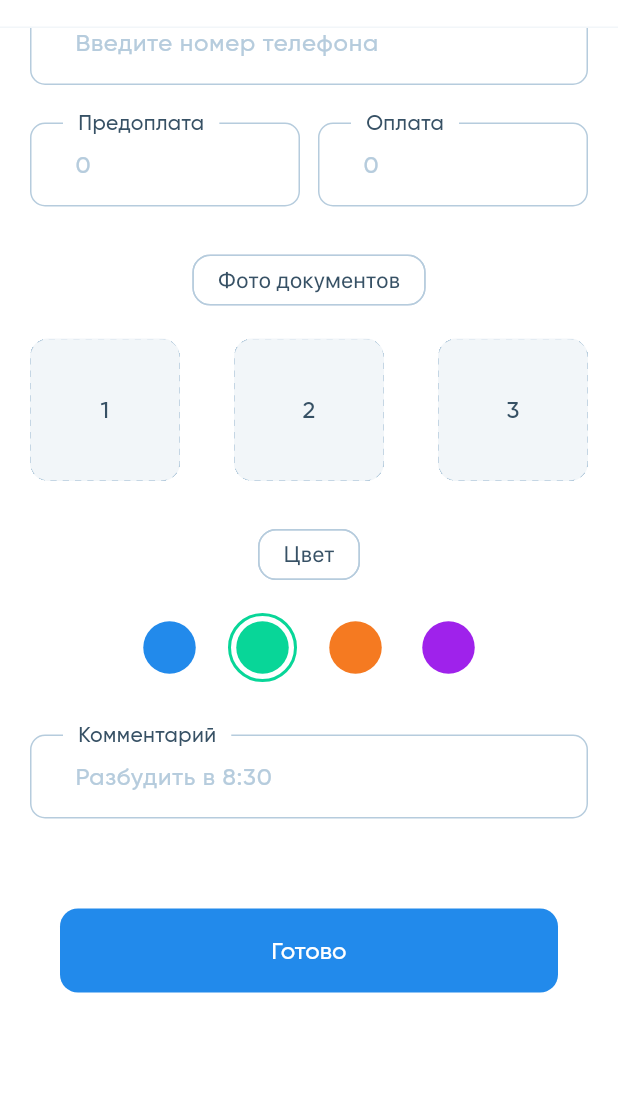
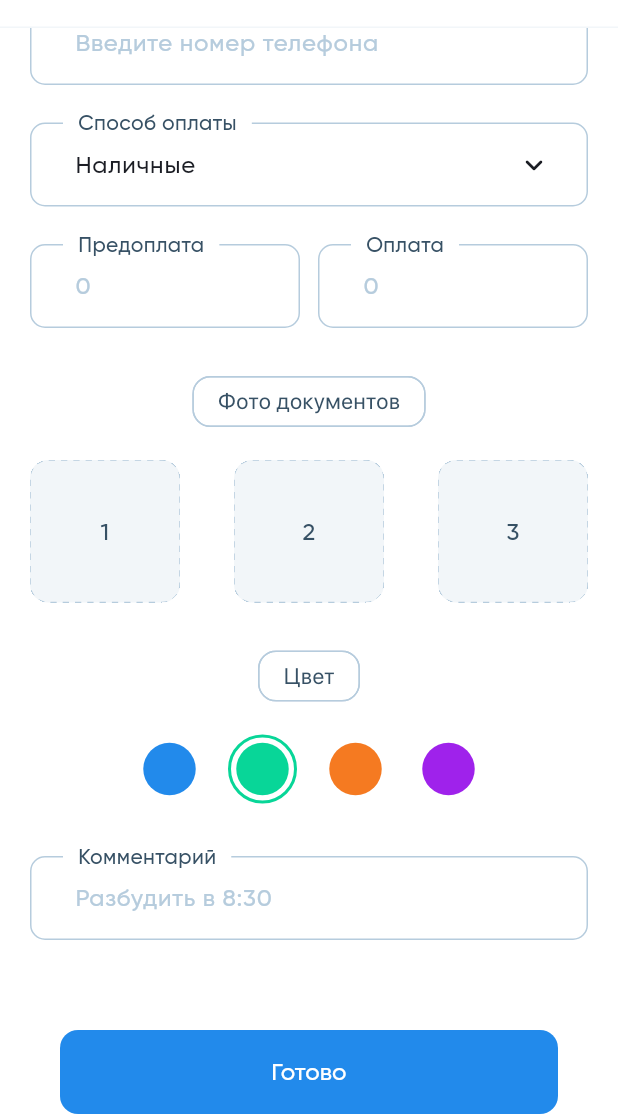
Before and after one commit to x4dead/qaz-booking-ui, a Flutter app: the GuestInfoPage screen opened directly, scrolled down 696 dp, on a phone screen of 412 x 824 dp, the part 122-1236 px from its top. Run offline on Flutter 3.47's test engine with Material 3 defaults, Android fonts, the phone set to English and light mode, and no system bars; our stand-ins replace flutter_svg, go_router, syncfusion_flutter_datepicker, timezone; missing offline and left inert: syncfusion_flutter_core.

Commit message:
Добавил проверку для экрана guest_info_page, если она для записи гостя и наоборот

```diff
--- a/lib/ui/pages/archive_page/archive_page.dart
+++ b/lib/ui/pages/archive_page/archive_page.dart
@@ -47,7 +47,8 @@ class _ArchivePageState extends State<ArchivePage> {
               itemBuilder: (ctx, index) {
                 return SplashButton(
                   onTap: () {
-                    context.pushNamed('guest_info');
+                    context.pushNamed('guest_info',
+                        extra: {"is_register_guest": false});
                   },
                   child: SizedBox(
                     height: 98,
--- a/lib/ui/pages/guest_info_page/guest_info_page.dart
+++ b/lib/ui/pages/guest_info_page/guest_info_page.dart
@@ -4,7 +4,7 @@ import 'package:flutter/material.dart';
 import 'package:flutter_svg/svg.dart';
 import 'package:intl/intl.dart';
 import 'package:qaz_booking_ui/themes/colors/app_colors.dart';
-import 'package:qaz_booking_ui/ui/pages/guest_info_page/custom_calendar_dialog.dart';
+import 'package:qaz_booking_ui/ui/widgets/custom_calendar_dialog.dart';
 import 'package:qaz_booking_ui/ui/widgets/custom_chip.dart';
 import 'package:qaz_booking_ui/ui/widgets/custom_app_bar.dart';
 import 'package:qaz_booking_ui/ui/widgets/custom_button.dart';
@@ -17,8 +17,8 @@ import 'dart:math' as math;
 import 'package:qaz_booking_ui/utils/resources/app_images.dart';
 
 class GuestInfoPage extends StatefulWidget {
-  const GuestInfoPage({super.key, this.isRegisterGuset = false});
-  final bool isRegisterGuset;
+  const GuestInfoPage({super.key, this.isRegisterGuest = false});
+  final bool isRegisterGuest;
 
   @override
   State<GuestInfoPage> createState() => _GuestInfoPageState();
@@ -31,7 +31,7 @@ class _GuestInfoPageState extends State<GuestInfoPage> {
   final guestAdults = TextEditingController();
   final guestFullName = TextEditingController();
   final objectName = TextEditingController();
-
+  final paymentMethod = TextEditingController();
   final guestPhone = TextEditingController();
   final prepayment = TextEditingController();
   final payment = TextEditingController();
@@ -46,6 +46,7 @@ class _GuestInfoPageState extends State<GuestInfoPage> {
     super.dispose();
     bookingStatus.dispose();
     guestChildren.dispose();
+    paymentMethod.dispose();
     guestAdults.dispose();
     guestFullName.dispose();
     objectName.dispose();
@@ -214,7 +215,8 @@ class _GuestInfoPageState extends State<GuestInfoPage> {
                 textEditingController: objectName,
                 initialSelectedObject: 'Комната 1',
                 onSelected: (p0) {},
-                floatingLabelText: 'Объект',
+                floatingLabelText:
+                    widget.isRegisterGuest == true ? 'Объект' : 'Комната',
                 hintText: "Введите текст",
                 menuObjects: const [
                   'Комната 1',
@@ -251,6 +253,20 @@ class _GuestInfoPageState extends State<GuestInfoPage> {
                 floatingLabelText: 'Телефон',
                 hintText: 'Введите номер телефона',
               ),
+              if (widget.isRegisterGuest == false) ...[
+                kSBH25,
+                CustomDropdownMenu(
+                  textEditingController: paymentMethod,
+                  initialSelectedObject: 'Наличные',
+                  onSelected: (p0) {},
+                  floatingLabelText: 'Способ оплаты',
+                  hintText: "Введите способ оплаты",
+                  menuObjects: const [
+                    'Наличные',
+                    'Перевод',
+                  ],
+                ),
+              ],
               kSBH25,
               Row(
                 children: [
--- a/lib/utils/router/router.dart
+++ b/lib/utils/router/router.dart
@@ -85,8 +85,10 @@ class AppRouter {
           name: 'guest_info',
           path: '/guest_info',
           pageBuilder: (context, state) {
+            final map = state.extra as Map<String, dynamic>;
             return FadeTransitionPage(
-                child: const GuestInfoPage(), key: state.pageKey);
+                child: GuestInfoPage(isRegisterGuest: map["is_register_guest"]),
+                key: state.pageKey);
           },
         ),
       ],
```
Also changed, not shown: lib/ui/widgets/custom_calendar_dialog.dart (renamed from lib/ui/pages/guest_info_page/custom_calendar_dialog.dart).
